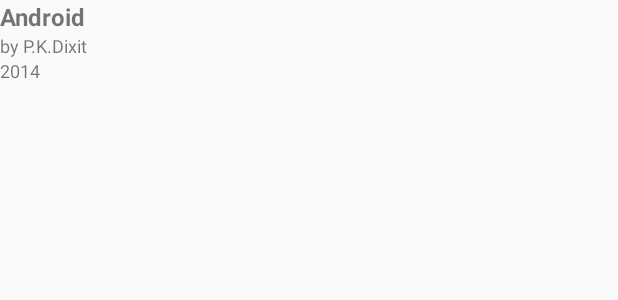
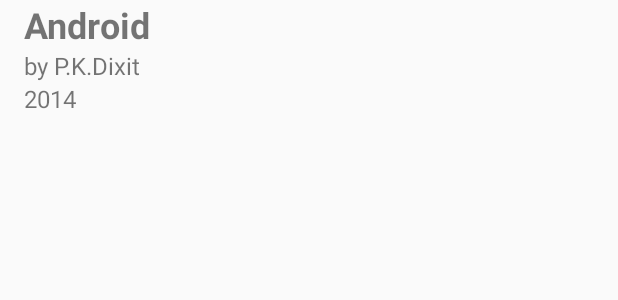
Before and after one commit to davidwekesar/BookListingapp, an Android app: the layout books_list_item.xml on its own in the app's theme, with its tools: preview values and no code run, on a phone screen of 412 x 824 dp. Shown: the top 300 px of the screen. Run offline under Robolectric (Android 15) with nearby library versions, the phone set to English and light mode, and no system bars.

Commit message:
Initial commit

```diff
--- a/app/src/main/res/layout/books_list_item.xml
+++ b/app/src/main/res/layout/books_list_item.xml
@@ -3,13 +3,18 @@
     xmlns:tools="http://schemas.android.com/tools"
     android:layout_width="match_parent"
     android:layout_height="?android:listPreferredItemHeightLarge"
-    android:orientation="vertical">
+    android:orientation="vertical"
+    android:paddingStart="16dp"
+    android:paddingLeft="16dp"
+    android:paddingEnd="16dp"
+    android:paddingRight="16dp">
 
     <TextView
         android:id="@+id/title"
         android:layout_width="match_parent"
         android:layout_height="wrap_content"
-            android:textSize="16sp"
+        android:fontFamily="sans-serif"
+        android:textSize="24sp"
         android:textStyle="bold"
         tools:text="Android" />
 
@@ -17,14 +22,14 @@
         android:id="@+id/author"
         android:layout_width="match_parent"
         android:layout_height="wrap_content"
-            android:textSize="12sp"
+        android:textSize="16sp"
         tools:text="by P.K.Dixit" />
 
     <TextView
         android:id="@+id/publish_date"
         android:layout_width="match_parent"
         android:layout_height="wrap_content"
-            android:textSize="12sp"
+        android:textSize="16sp"
         tools:text="2014" />
 
 </LinearLayout>
--- a/app/src/main/res/values/strings.xml
+++ b/app/src/main/res/values/strings.xml
@@ -9,4 +9,8 @@
 
     <!-- Content description for the image of the book -->
     <string name="book_image">Book Image</string>
+
+    <string name="by_author">By\u0020</string>
+
+    <string name="released">Released:\u0020</string>
 </resources>
```
Also changed, not shown: app/src/main/java/com/example/booklistingapp/BookActivity.java (+18 -1 lines), app/src/main/java/com/example/booklistingapp/BookAdapter.java (+5 -2 lines), app/src/main/java/com/example/booklistingapp/QueryUtils.java (+9 -4 lines), app/src/main/res/layout/books_activity.xml (+6 -1 lines). Lines whose indentation alone changed are shown as unchanged.
